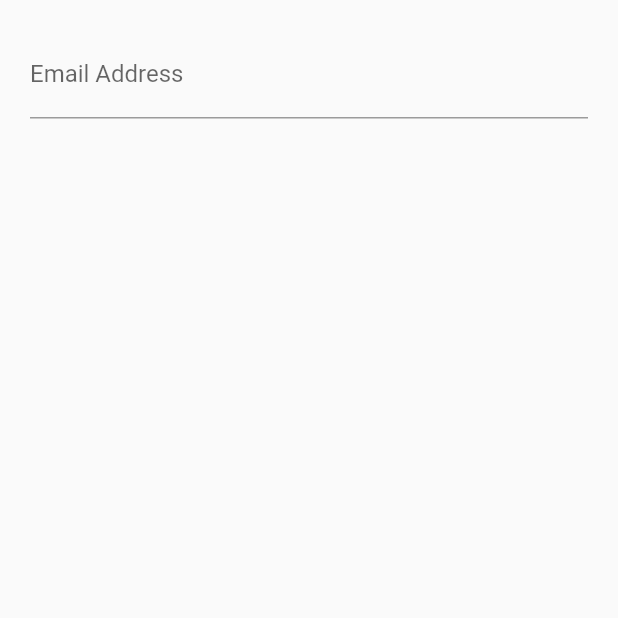
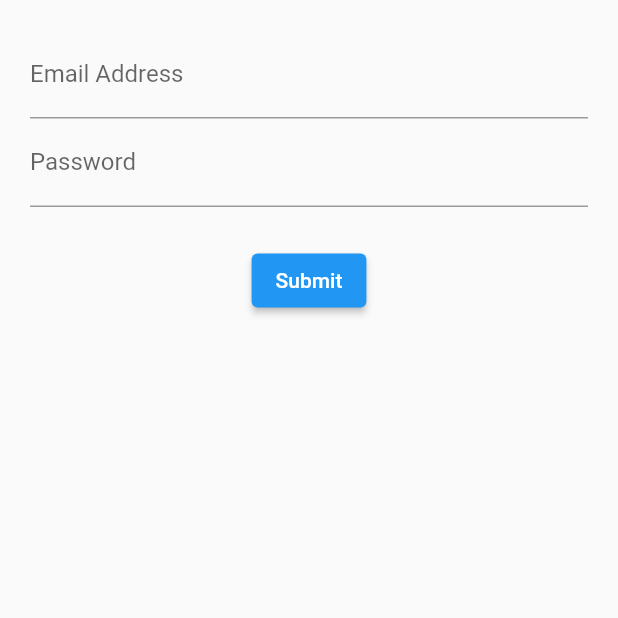
Before and after one commit to ManuelHettich/udemy_sg_flutter, a Flutter app: the screen it shows after launch, on a phone screen of 412 x 824 dp, the top half of it. Run offline on Flutter 3.47's test engine with Material 2 defaults, Android fonts, the phone set to English and light mode, and no system bars.

Commit message:
Add validation to login_stateful

```diff
--- a/login_stateful/lib/src/screens/login_screen.dart
+++ b/login_stateful/lib/src/screens/login_screen.dart
@@ -1,4 +1,5 @@
 import 'package:flutter/material.dart';
+import '../mixins/validation_mixins.dart';
 
 class LoginScreen extends StatefulWidget {
   @override
@@ -7,16 +8,25 @@ class LoginScreen extends StatefulWidget {
   }
 }
 
-class LoginScreenState extends State<LoginScreen> {
+class LoginScreenState extends State<LoginScreen> with ValidationMixin {
+  final formKey = GlobalKey<FormState>();
+
+  String email = '';
+  String password = '';
+
   Widget build(context) {
     return Container(
       margin: EdgeInsets.all(20.0),
       child: Form(
+        key: formKey,
         child: Column(
           children: [
             emailField(),
-            // passwordField(),
-            // submitButton(),
+            passwordField(),
+            Container(
+              margin: EdgeInsets.only(top: 25.0),
+            ),
+            submitButton(),
           ],
         ),
       ),
@@ -25,18 +35,44 @@ class LoginScreenState extends State<LoginScreen> {
 
   Widget emailField() {
     return TextFormField(
+      keyboardType: TextInputType.emailAddress,
       decoration: InputDecoration(
         labelText: 'Email Address',
         hintText: 'email@example.com',
       ),
+      validator: validateEmail,
+      onSaved: (input) {
+        email = input!;
+      },
     );
   }
 
   Widget passwordField() {
-    throw Exception();
+    return TextFormField(
+      decoration: InputDecoration(
+        labelText: 'Password',
+        hintText: 'Password',
+      ),
+      obscureText: true,
+      validator: validatePassword,
+      onSaved: (input) {
+        password = input!;
+      },
+    );
   }
 
   Widget submitButton() {
-    throw Exception();
+    return ElevatedButton(
+      child: Text('Submit'),
+      style: ButtonStyle(
+        backgroundColor: MaterialStateProperty.all<Color>(Colors.blue),
+      ),
+      onPressed: () {
+        if (formKey.currentState!.validate()) {
+          formKey.currentState!.save();
+          print('Time to post my credentials to my API.');
+        }
+      },
+    );
   }
 }
```
Also changed, not shown: login_stateful/lib/src/mixins/validation_mixins.dart (added, +17 -0 lines).
